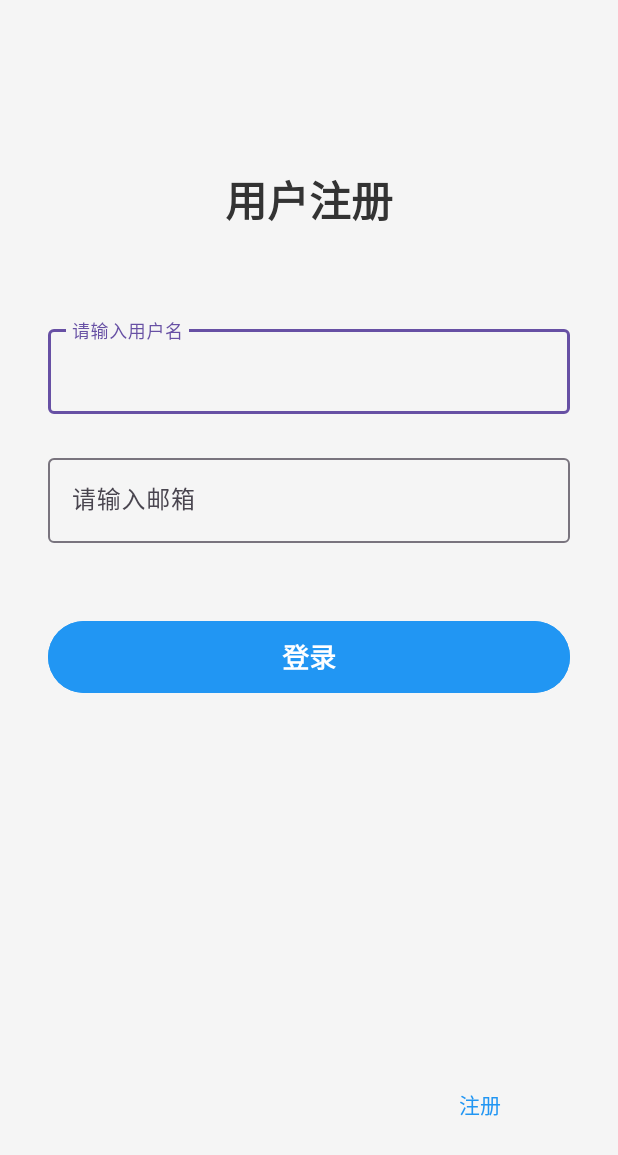
After one commit to ErnestYangCN/KongSight, an Android app: the layout activity_login.xml on its own in the app's theme, with its tools: preview values and no code run, on a phone screen of 412 x 824 dp. The commit adds this screen. Shown: the top 1155 px of the screen. Run offline under Robolectric (Android 15) with nearby library versions, the phone set to English and light mode, and no system bars.

Commit message:
//the login page,admin and user page

```diff
--- a/app/src/main/java/com/example/kongsight/MainActivity.java
+++ b/app/src/main/java/com/example/kongsight/MainActivity.java
@@ -23,6 +23,6 @@ public class MainActivity extends AppCompatActivity {
             return insets;
         });
         // TestKt.updateTextAfterDelay(this); // 这行用来测试 Java + Kt 的兼容
-        // TestDB.testDB(this); // 这行用来测试 Java 下的数据库接口是否可用，测试样例来自 test/TestDB，可供接口调用参考
+         TestDB.testDB(this); // 这行用来测试 Java 下的数据库接口是否可用，测试样例来自 test/TestDB，可供接口调用参考
     }
 }
--- /dev/null
+++ b/app/src/main/res/layout/activity_login.xml
@@ -0,0 +1,117 @@
+<?xml version="1.0" encoding="utf-8"?>
+<androidx.constraintlayout.widget.ConstraintLayout xmlns:android="http://schemas.android.com/apk/res/android"
+    xmlns:app="http://schemas.android.com/apk/res-auto"
+    android:layout_width="match_parent"
+    android:layout_height="match_parent"
+    android:padding="32dp"
+    android:background="#F5F5F5">
+
+    <TextView
+        android:layout_width="wrap_content"
+        android:layout_height="wrap_content"
+        android:textSize="28sp"
+        android:textStyle="bold"
+        android:textColor="#333333"
+        android:text="用户注册"
+        app:layout_constraintTop_toTopOf="parent"
+        app:layout_constraintStart_toStartOf="parent"
+        app:layout_constraintEnd_toEndOf="parent"
+        android:layout_marginTop="80dp"
+        android:id="@+id/tvTitle"/>
+
+    <com.google.android.material.textfield.TextInputLayout
+        android:id="@+id/tilName"
+        android:layout_width="0dp"
+        android:layout_height="wrap_content"
+        android:layout_marginTop="60dp"
+        style="@style/Widget.Material3.TextInputLayout.OutlinedBox"
+        app:layout_constraintTop_toBottomOf="@+id/tvTitle"
+        app:layout_constraintStart_toStartOf="parent"
+        app:layout_constraintEnd_toEndOf="parent">
+
+        <com.google.android.material.textfield.TextInputEditText
+            android:id="@+id/etName"
+            android:layout_width="match_parent"
+            android:layout_height="wrap_content"
+            android:hint="请输入用户名"
+            android:inputType="text"
+            android:maxLines="1"
+            android:textSize="16sp" />
+
+    </com.google.android.material.textfield.TextInputLayout>
+
+    <com.google.android.material.textfield.TextInputLayout
+        android:id="@+id/tilEmail"
+        android:layout_width="0dp"
+        android:layout_height="wrap_content"
+        android:layout_marginTop="24dp"
+        style="@style/Widget.Material3.TextInputLayout.OutlinedBox"
+        app:layout_constraintTop_toBottomOf="@+id/tilName"
+        app:layout_constraintStart_toStartOf="parent"
+        app:layout_constraintEnd_toEndOf="parent">
+        <com.google.android.material.textfield.TextInputEditText
+            android:id="@+id/etEmail"
+            android:layout_width="match_parent"
+            android:layout_height="wrap_content"
+            android:hint="请输入邮箱"
+            android:inputType="textEmailAddress"
+            android:maxLines="1"
+            android:textSize="16sp" />
+
+    </com.google.android.material.textfield.TextInputLayout>
+
+    <Button
+        android:id="@+id/btnLogin"
+        android:layout_width="0dp"
+        android:layout_height="56dp"
+        android:layout_marginTop="48dp"
+        android:text="登录"
+        android:textSize="18sp"
+        android:textStyle="bold"
+        android:backgroundTint="#2196F3"
+        android:textColor="@color/white"
+        android:elevation="4dp"
+        app:layout_constraintTop_toBottomOf="@id/tilEmail"
+        app:layout_constraintStart_toStartOf="parent"
+        app:layout_constraintEnd_toEndOf="parent"
+        />
+    <Button
+        android:id="@+id/btnRegister"
+        android:layout_width="wrap_content"
+        android:layout_height="wrap_content"
+        android:text="注册"
+        android:textSize="14sp"
+        android:backgroundTint="@android:color/transparent"
+        android:textColor="#2196F3"
+        app:layout_constraintBottom_toBottomOf="parent"
+        app:layout_constraintEnd_toEndOf="parent"
+        android:layout_marginBottom="32dp"
+        android:layout_marginEnd="16dp"/>
+
+    <ProgressBar
+        android:id="@+id/progressBar"
+        android:layout_width="wrap_content"
+        android:layout_height="wrap_content"
+        android:visibility="gone"
+        app:layout_constraintTop_toBottomOf="@id/btnLogin"
+        app:layout_constraintStart_toStartOf="parent"
+        app:layout_constraintEnd_toEndOf="parent"
+        android:layout_marginTop="24dp"/>
+
+    <TextView
+        android:layout_width="0dp"
+        android:layout_height="wrap_content"
+        android:id="@+id/tvMessage"
+        android:layout_marginTop="16dp"
+        android:textSize="14sp"
+        android:textAlignment="center"
+        android:visibility="gone"
+        app:layout_constraintTop_toBottomOf="@id/progressBar"
+        app:layout_constraintStart_toStartOf="parent"
+        app:layout_constraintEnd_toEndOf="parent"/>
+
+
+
+
+
+</androidx.constraintlayout.widget.ConstraintLayout>
```
Also changed, not shown: app/src/main/java/com/example/kongsight/AdminAccountActivity.java (added, +125 -0 lines), app/src/main/java/com/example/kongsight/LoginActivity.java (added, +146 -0 lines), app/src/main/java/com/example/kongsight/UserAccountActivity.java (added, +144 -0 lines), app/src/main/res/layout/activity_admin_account.xml (added, +94 -0 lines), app/src/main/res/layout/activity_user_account.xml (added, +65 -0 lines).
